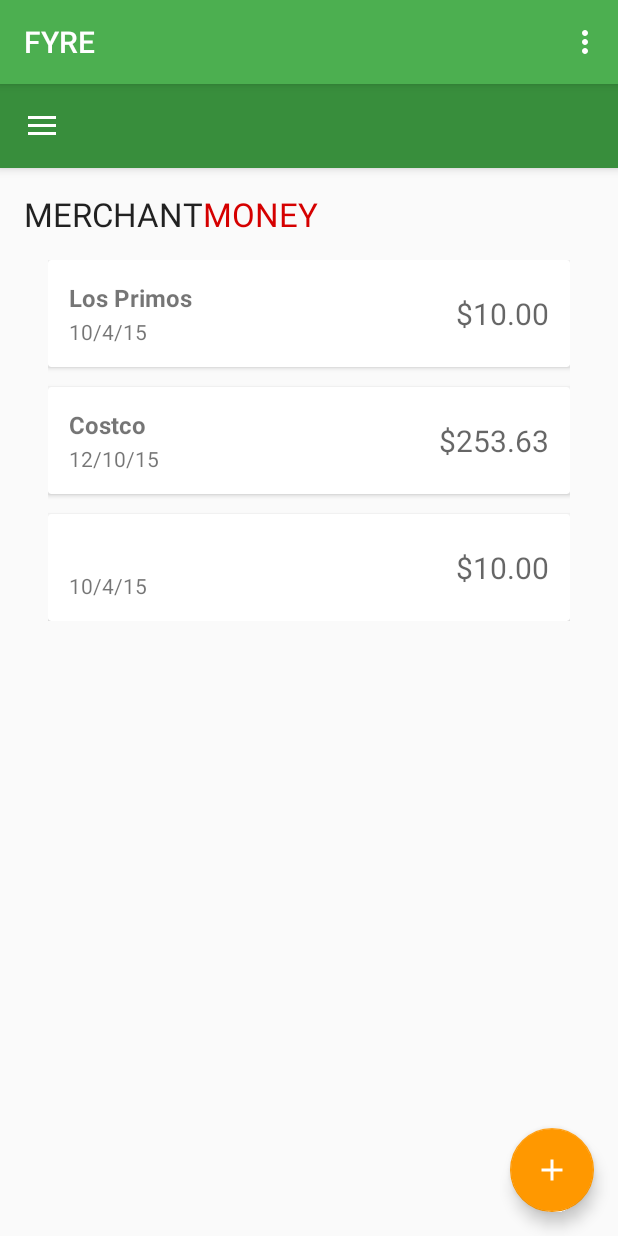
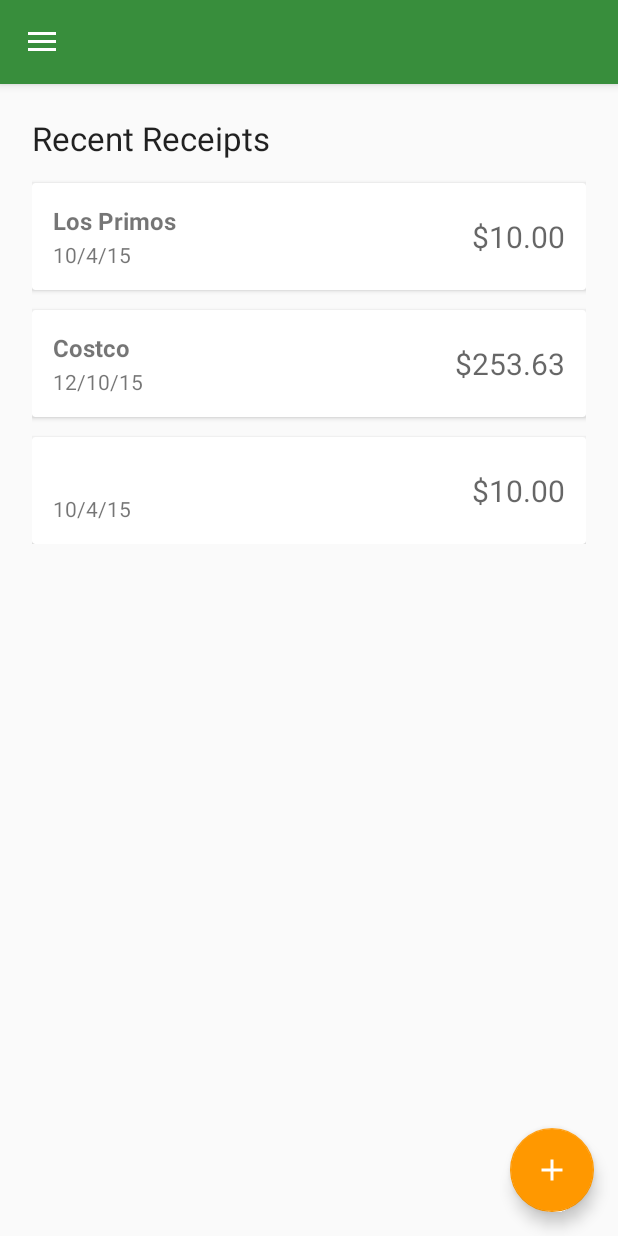
Before and after one commit to lvtrinh/FYRE, an Android app: the MainActivity screen opened directly, with no data from a screen before it, on a phone screen of 412 x 824 dp. Run offline under Robolectric (Android 15) with nearby library versions, the phone set to English and light mode, and no system bars; 1 statement that could not run was skipped.

```diff
--- a/app/src/main/res/layout/content_main.xml
+++ b/app/src/main/res/layout/content_main.xml
@@ -21,28 +21,6 @@
         possibly use the upper portion for important info with receipts below"
         android:id="@+id/textView2" />
     -->
-
-    <LinearLayout
-        android:orientation="horizontal"
-        android:layout_width="match_parent"
-        android:layout_height="match_parent">
-
-        <TextView
-            android:layout_width="wrap_content"
-            android:layout_height="wrap_content"
-            android:textAppearance="?android:attr/textAppearanceLarge"
-            android:text="MERCHANT"
-            android:id="@+id/rec_merchant_name" />
-
-        <TextView
-            android:layout_width="wrap_content"
-            android:layout_height="wrap_content"
-            android:textAppearance="?android:attr/textAppearanceLarge"
-            android:text="MONEY"
-            android:id="@+id/rec_price"
-            android:textColor="#d50000" />
-    </LinearLayout>
-
     <include
         layout="@layout/recent_receipts_test"
         android:layout_width="match_parent"
--- a/app/src/main/res/layout/recent_receipts_test.xml
+++ b/app/src/main/res/layout/recent_receipts_test.xml
@@ -1,9 +1,17 @@
 <?xml version="1.0" encoding="utf-8"?>
 <LinearLayout xmlns:android="http://schemas.android.com/apk/res/android"
     android:layout_width="match_parent" android:layout_height="match_parent"
-    android:padding="16dp"
+    android:padding="5dp"
     android:orientation="vertical"
     android:gravity="left">
+
+    <TextView
+        android:layout_width="wrap_content"
+        android:layout_height="wrap_content"
+        android:textAppearance="?android:attr/textAppearanceLarge"
+        android:text="Recent Receipts"
+        android:id="@+id/rec_merchant_name"
+        android:layout_marginBottom="15dp" />
 
     <android.support.v7.widget.CardView
         android:layout_width="match_parent"
--- a/app/src/main/res/values/styles.xml
+++ b/app/src/main/res/values/styles.xml
@@ -6,11 +6,11 @@
         <item name="colorPrimary">@color/colorPrimary</item>
         <item name="colorPrimaryDark">@color/colorPrimaryDark</item>
         <item name="colorAccent">@color/colorAccent</item>
-        <!--<item name="windowNoTitle">true</item> -->
+        <item name="windowNoTitle">true</item>
     </style>
 
     <style name="AppTheme.NoActionBar" parent="Theme.AppCompat.Light.NoActionBar">
-        <item name="windowNoTitle">true</item>
+        <!--<item name="windowNoTitle">true</item>-->
     </style>
 
     <style name="AppTheme.AppBarOverlay" parent="ThemeOverlay.AppCompat.Dark.ActionBar" />
```
Also changed, not shown: app/src/main/AndroidManifest.xml (+5 -3 lines), app/src/main/res/layout/activity_manually_add_receipt.xml (added, +109 -0 lines).
